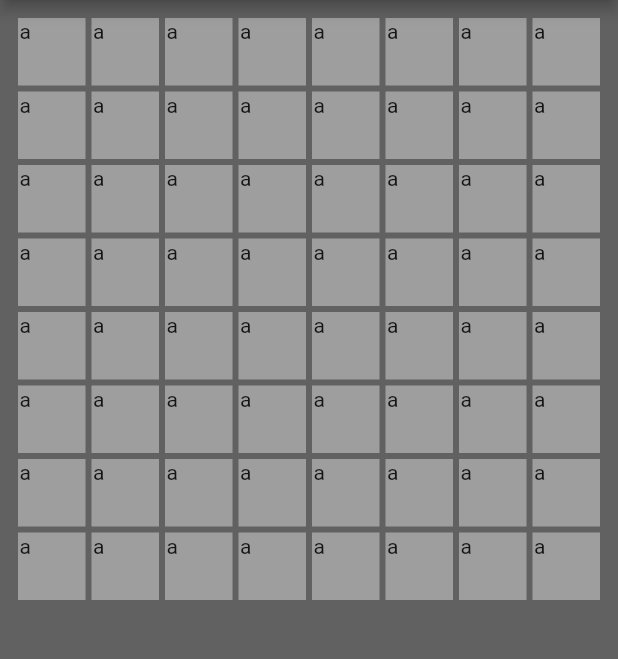
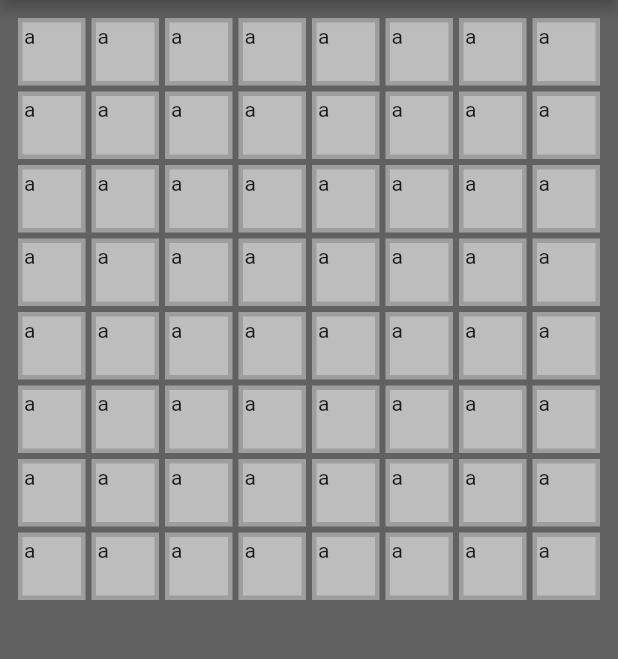
Before and after one commit to m-rahimy/minesweeper, a Flutter app: the screen it shows after launch, on a phone screen of 412 x 824 dp, the part 84-743 px from its top. Run offline on Flutter 3.47's test engine with Material 2 defaults, Android fonts, the phone set to English and light mode, and no system bars.

Commit message:
+ tile and inner tile

```diff
--- a/lib/main.dart
+++ b/lib/main.dart
@@ -75,7 +75,7 @@ class BoardState extends State<Board> {
               onTap: () {
                 print('tapped on $i $j');
               },
-              child: Listener(child: buildInnerTile(Text('a'), containerW))));
+              child: Listener(child: buildInnerTile(buildTile(Text('a'), containerW), containerW))));
         }
       }
       boardRow.add(Row(
@@ -113,10 +113,22 @@ class BoardState extends State<Board> {
 
 Widget buildInnerTile(Widget child, double size) {
   return Container(
-      padding: EdgeInsets.all(1.0),
-      margin: EdgeInsets.all(2.0),
-      height: size,
-      width: size,
-      child: child,
-      color: Colors.grey,);
+    padding: EdgeInsets.all(1.0),
+    margin: EdgeInsets.all(2.0),
+    height: size,
+    width: size,
+    child: child,
+    color: Colors.grey,
+  );
 }
+
+Widget buildTile(Widget child, double size) {
+  return Container(
+    padding: EdgeInsets.all(1.0),
+    margin: EdgeInsets.all(2.0),
+    height: size,
+    width: size,
+    color: Colors.grey[400],
+    child: child,
+  );
+}
```
